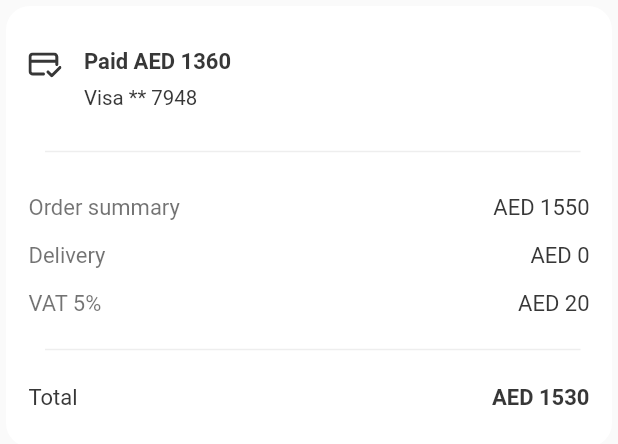
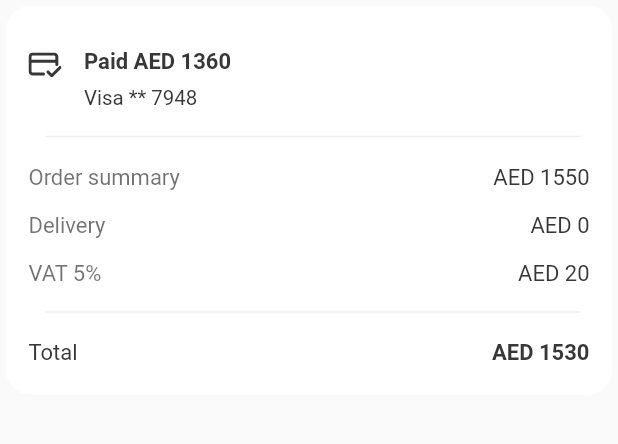
Before and after one commit to fcolakovic2/meelz, a Flutter app: the PaymentKartica widget shown alone on an empty page, opened directly, on a phone screen of 412 x 824 dp. Shown: the top 444 px of the screen. Run offline on Flutter 3.47's test engine with Material 2 defaults, Android fonts, the phone set to English and light mode, and no system bars; our stand-ins replace flutter_screenutil, flutter_svg; Roboto replaces fonts that are missing (Averta CY).

Commit message:
dovrsen padding na payment kartici

```diff
--- a/lib/view/order_details_screen/widgets/payment_card.dart
+++ b/lib/view/order_details_screen/widgets/payment_card.dart
@@ -49,7 +49,7 @@ class PaymentKartica extends StatelessWidget {
               ),
             ]),
             Padding(
-              padding: const EdgeInsets.only(top: 20.0, bottom: 20.0),
+              padding: const EdgeInsets.only(top: 10.0, bottom: 10.0),
               child: Divider(
                 thickness: 1,
                 indent: 26,
@@ -87,7 +87,7 @@ class PaymentKartica extends StatelessWidget {
             ),
             Padding(
               padding:
-                  const EdgeInsets.only(left: 15.0, right: 15.0, bottom: 15.0),
+                  const EdgeInsets.only(left: 15.0, right: 15.0, bottom: 10.0),
               child: Row(
                 mainAxisAlignment: MainAxisAlignment.spaceBetween,
                 children: <Widget>[
@@ -100,7 +100,7 @@ class PaymentKartica extends StatelessWidget {
               ),
             ),
             Padding(
-              padding: const EdgeInsets.only(top: 0.0, bottom: 15.0),
+              padding: const EdgeInsets.only(top: 0.0, bottom: 10.0),
               child: Divider(
                 thickness: 1,
                 indent: 26,
@@ -110,7 +110,7 @@ class PaymentKartica extends StatelessWidget {
             ),
             Padding(
               padding:
-                  const EdgeInsets.only(left: 15.0, right: 15.0, bottom: 25.0),
+                  const EdgeInsets.only(left: 15.0, right: 15.0, bottom: 20.0),
               child: Row(
                 mainAxisAlignment: MainAxisAlignment.spaceBetween,
                 children: <Widget>[
```
